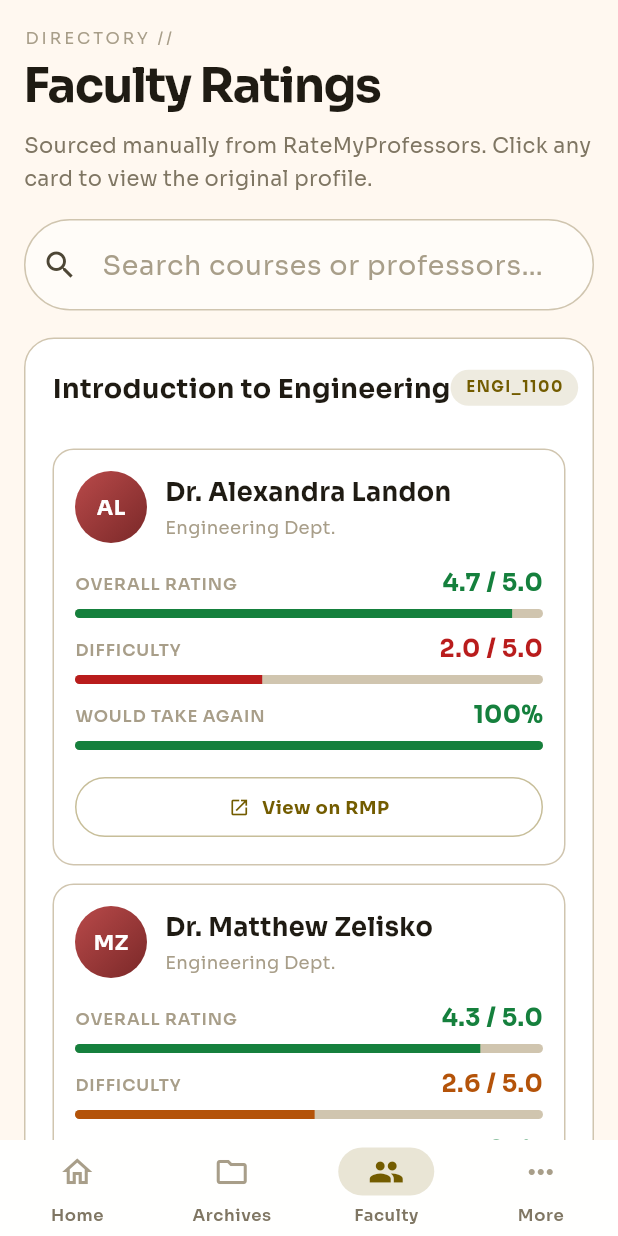
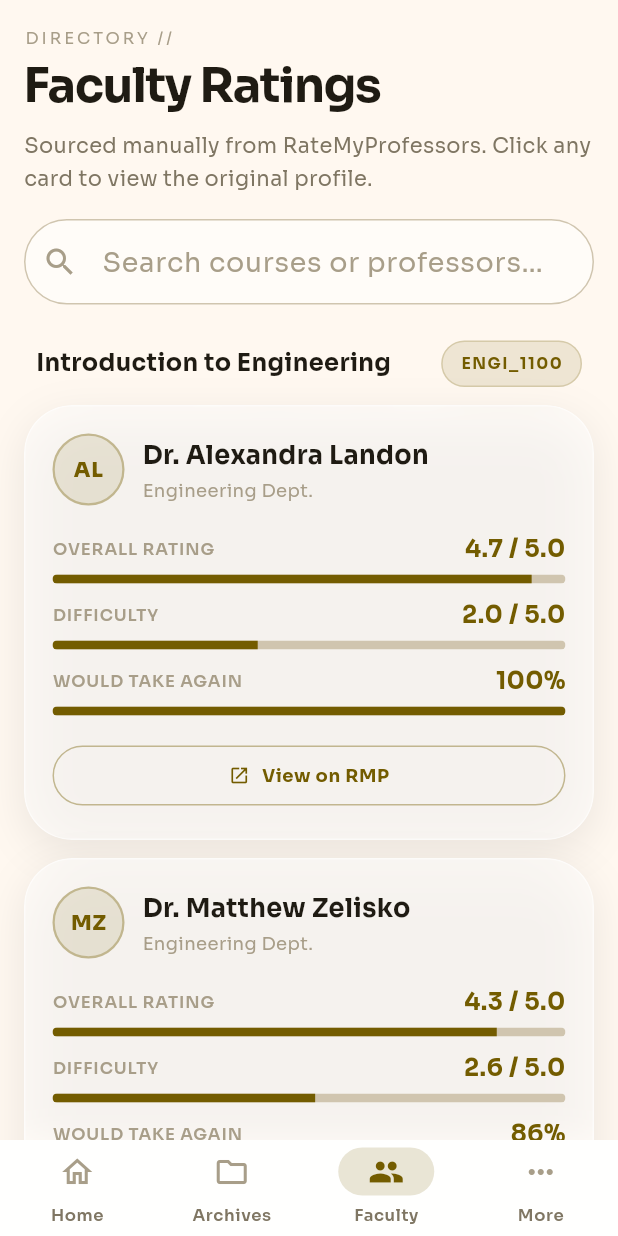
Before and after one commit to dreamingofu/ECEUH-MOBILE, a Flutter app: the screen it shows after launch, item 3 of the bottom bar chosen, on a phone screen of 412 x 824 dp. Run offline on Flutter 3.47's test engine with Material 3 defaults, Android fonts, the phone set to English and light mode, and no system bars; our stand-ins replace dio, go_router, google_fonts, share_plus, shared_preferences, webview_flutter.

Commit message:
Migrate faculty screen to Kinetic Luxe foundation
First consumer of the foundation layer (#4). Single-file change.

- _ProfRow → _ProfCard built on GlassCard (backdrop blur + translucent
  fill + white-alpha border + soft ambient shadow), one elevated card per
  professor rather than nested cards inside an outer course block.
- _CourseBlock → _CourseSection: course title + code chip now float above
  the cards as a slim header, no outer container — matches the design
  system's "elevation through glass + breathing room" guidance.
- Code chip → GlassChip (accent variant).
- Avatar: red gradient + white text → soft accent-tinted circle with bold
  gold initials. The red was a gold-anchored / no-mid-tone violation.
- Meter color: per-value green/orange/red _meterColor() → consolidated
  t.accent. Gold is the design system's only accent.
- SearchField widget replaces the ad-hoc TextField for the search input.
- Hardcoded paddings → Spacing.s1/s2/s3; pill border radius → Radii.pill.

https://claude.ai/code/session_01TvvFNjNguzYWhtTKNhy6gk

```diff
--- a/lib/screens/faculty_screen.dart
+++ b/lib/screens/faculty_screen.dart
@@ -2,9 +2,13 @@ import 'package:flutter/material.dart';
 import 'package:url_launcher/url_launcher.dart';
 
 import '../data/professors.dart';
+import '../design/tokens.dart';
 import '../models/professor.dart';
 import '../motion.dart';
 import '../theme.dart';
+import '../widgets/glass/glass_card.dart';
+import '../widgets/glass/glass_chip.dart';
+import '../widgets/search_field.dart';
 
 class FacultyScreen extends StatefulWidget {
   const FacultyScreen({super.key});
@@ -22,7 +26,6 @@ class _FacultyScreenState extends State<FacultyScreen> with SingleTickerProvider
   void initState() {
     super.initState();
     _ctrl = AnimationController(vsync: this, duration: Motion.enter)..forward();
-    // header (kicker, title, description) + search field
     _a = List.generate(2, (i) => Motion.stagger(_ctrl, i));
   }
 
@@ -52,14 +55,15 @@ class _FacultyScreenState extends State<FacultyScreen> with SingleTickerProvider
 
     return SafeArea(
       child: ListView(
-        padding: const EdgeInsets.fromLTRB(16, 16, 16, 24),
+        padding: const EdgeInsets.fromLTRB(Spacing.s2, Spacing.s2, Spacing.s2, Spacing.s3),
         children: [
           FadeSlide(
             animation: _a[0],
             child: Column(
               crossAxisAlignment: CrossAxisAlignment.start,
               children: [
-                Text('DIRECTORY //', style: TextStyle(color: t.textDim, fontFamily: t.mono, fontSize: 11, letterSpacing: 2)),
+                Text('DIRECTORY //',
+                  style: TextStyle(color: t.textDim, fontFamily: t.mono, fontSize: 11, letterSpacing: 2)),
                 const SizedBox(height: 6),
                 Text('Faculty Ratings',
                   style: TextStyle(fontFamily: t.serif, fontSize: 32, fontWeight: FontWeight.w700, height: 1.05, letterSpacing: -1, color: t.text)),
@@ -69,62 +73,61 @@ class _FacultyScreenState extends State<FacultyScreen> with SingleTickerProvider
               ],
             ),
           ),
-          const SizedBox(height: 16),
+          const SizedBox(height: Spacing.s2),
           FadeSlide(
             animation: _a[1],
-            child: TextField(
+            child: SearchField(
+              hint: 'Search courses or professors…',
               onChanged: (v) => setState(() => _query = v),
-              decoration: const InputDecoration(
-                prefixIcon: Icon(Icons.search),
-                hintText: 'Search courses or professors…',
-              ),
             ),
           ),
-          const SizedBox(height: 18),
-          for (final course in filtered) _CourseBlock(course: course),
+          const SizedBox(height: Spacing.s3),
+          for (final course in filtered) _CourseSection(course: course),
         ],
       ),
     );
   }
 }
 
-class _CourseBlock extends StatelessWidget {
-  const _CourseBlock({required this.course});
+/// A course header floating above its professor cards — no outer container.
+/// Removing the nested elevation lets each prof card read as its own glass
+/// surface against the scaffold, per the design system's "elevation through
+/// glass + breathing room" guidance.
+class _CourseSection extends StatelessWidget {
+  const _CourseSection({required this.course});
   final ProfessorCourse course;
 
   @override
   Widget build(BuildContext context) {
     final t = EceuhExtras.of(context);
-
     return TweenAnimationBuilder<double>(
       tween: Tween(begin: 0, end: 1),
       duration: Motion.mid,
       curve: Motion.std,
-      builder: (context, v, child) => Opacity(opacity: v, child: child),
-      child: Container(
-        margin: const EdgeInsets.only(bottom: 16),
-        decoration: BoxDecoration(
-          color: t.card,
-          borderRadius: BorderRadius.circular(20),
-          border: Border.all(color: t.border),
-        ),
-        padding: const EdgeInsets.all(18),
+      builder: (_, v, child) => Opacity(opacity: v, child: child),
+      child: Padding(
+        padding: const EdgeInsets.only(bottom: Spacing.s3),
         child: Column(
           crossAxisAlignment: CrossAxisAlignment.start,
           children: [
-            Row(
-              mainAxisAlignment: MainAxisAlignment.spaceBetween,
-              children: [
-                Text(course.title, style: TextStyle(fontFamily: t.serif, fontWeight: FontWeight.w700, fontSize: 18, color: t.text)),
-                Container(
-                  padding: const EdgeInsets.symmetric(horizontal: 10, vertical: 4),
-                  decoration: BoxDecoration(color: t.accent.withValues(alpha: 0.12), borderRadius: BorderRadius.circular(999)),
-                  child: Text(course.code.replaceAll(' ', '_'), style: TextStyle(fontFamily: t.mono, fontSize: 10, color: t.accent, fontWeight: FontWeight.w700, letterSpacing: 1)),
-                ),
-              ],
+            Padding(
+              padding: const EdgeInsets.symmetric(horizontal: Spacing.s1),
+              child: Row(
+                children: [
+                  Expanded(
+                    child: Text(course.title,
+                      style: TextStyle(fontFamily: t.serif, fontWeight: FontWeight.w700, fontSize: 16, color: t.text)),
+                  ),
+                  const SizedBox(width: Spacing.s1),
+                  GlassChip(label: course.code.replaceAll(' ', '_')),
+                ],
+              ),
             ),
-            const SizedBox(height: 14),
-            ...course.profs.map((p) => _ProfRow(p: p)),
+            const SizedBox(height: 12),
+            for (int i = 0; i < course.profs.length; i++) ...[
+              if (i > 0) const SizedBox(height: 12),
+              _ProfCard(p: course.profs[i]),
+            ],
           ],
         ),
       ),
@@ -132,44 +135,21 @@ class _CourseBlock extends StatelessWidget {
   }
 }
 
-class _ProfRow extends StatelessWidget {
-  const _ProfRow({required this.p});
+class _ProfCard extends StatelessWidget {
+  const _ProfCard({required this.p});
   final Professor p;
-
-  Color _meterColor(double? value, BuildContext ctx) {
-    if (value == null) return EceuhExtras.of(ctx).border;
-    if (value >= 4)   return const Color(0xFF15803D);
-    if (value >= 2.5) return const Color(0xFFB45309);
-    return const Color(0xFFB91C1C);
-  }
 
   @override
   Widget build(BuildContext context) {
     final t = EceuhExtras.of(context);
-    return Container(
-      margin: const EdgeInsets.only(top: 12),
-      padding: const EdgeInsets.all(14),
-      decoration: BoxDecoration(
-        color: t.overlay,
-        borderRadius: BorderRadius.circular(14),
-        border: Border.all(color: t.border),
-      ),
+    return GlassCard(
+      padding: const EdgeInsets.all(18),
+      elevation: AppElevation.soft,
       child: Column(
         crossAxisAlignment: CrossAxisAlignment.start,
         children: [
           Row(children: [
-            Container(
-              width: 48, height: 48,
-              decoration: BoxDecoration(
-                shape: BoxShape.circle,
-                gradient: LinearGradient(colors: [
-                  Theme.of(context).brightness == Brightness.dark ? const Color(0xFFFF6363) : const Color(0xFFB94A4A),
-                  const Color(0xFF7A2828),
-                ], begin: Alignment.topLeft, end: Alignment.bottomRight),
-              ),
-              alignment: Alignment.center,
-              child: Text(p.initials, style: TextStyle(fontFamily: t.serif, color: Colors.white, fontWeight: FontWeight.w700, fontSize: 14, letterSpacing: 0.4)),
-            ),
+            _AvatarChip(initials: p.initials),
             const SizedBox(width: 12),
             Expanded(
               child: Column(crossAxisAlignment: CrossAxisAlignment.start, children: [
@@ -179,19 +159,19 @@ class _ProfRow extends StatelessWidget {
             ),
           ]),
           if (p.hasRating) ...[
-            const SizedBox(height: 14),
-            _MeterRow(label: 'OVERALL RATING', value: '${p.overall!.toStringAsFixed(1)} / 5.0', meter: (p.overall ?? 0) / 5, color: _meterColor(p.overall, context)),
-            const SizedBox(height: 8),
-            _MeterRow(label: 'DIFFICULTY', value: '${p.difficulty?.toStringAsFixed(1) ?? '—'} / 5.0', meter: (p.difficulty ?? 0) / 5, color: _meterColor(p.difficulty, context)),
-            const SizedBox(height: 8),
-            _MeterRow(label: 'WOULD TAKE AGAIN', value: '${p.wouldTake ?? '—'}%', meter: (p.wouldTake ?? 0) / 100, color: const Color(0xFF15803D)),
+            const SizedBox(height: Spacing.s2),
+            _MeterRow(label: 'OVERALL RATING',   value: '${p.overall!.toStringAsFixed(1)} / 5.0',                   meter: (p.overall ?? 0) / 5),
+            const SizedBox(height: Spacing.s1),
+            _MeterRow(label: 'DIFFICULTY',       value: '${p.difficulty?.toStringAsFixed(1) ?? '—'} / 5.0',         meter: (p.difficulty ?? 0) / 5),
+            const SizedBox(height: Spacing.s1),
+            _MeterRow(label: 'WOULD TAKE AGAIN', value: '${p.wouldTake ?? '—'}%',                                   meter: (p.wouldTake ?? 0) / 100),
           ] else
             Padding(
               padding: const EdgeInsets.only(top: 12),
               child: Text('No ratings yet.', style: TextStyle(color: t.textDim, fontStyle: FontStyle.italic, fontSize: 12)),
             ),
           if (p.rmpUrl != null) ...[
-            const SizedBox(height: 14),
+            const SizedBox(height: Spacing.s2),
             SizedBox(
               width: double.infinity,
               child: OutlinedButton.icon(
@@ -207,11 +187,34 @@ class _ProfRow extends StatelessWidget {
   }
 }
 
+/// Soft accent-tinted circle with bold gold initials. Replaces the previous
+/// red-gradient avatar which violated the design system's gold-anchored,
+/// no-mid-tone palette rules.
+class _AvatarChip extends StatelessWidget {
+  const _AvatarChip({required this.initials});
+  final String initials;
+
+  @override
+  Widget build(BuildContext context) {
+    final t = EceuhExtras.of(context);
+    return Container(
+      width: 48, height: 48,
+      decoration: BoxDecoration(
+        shape: BoxShape.circle,
+        color: t.accent.withValues(alpha: 0.12),
+        border: Border.all(color: t.accent.withValues(alpha: 0.32), width: 1.5),
+      ),
+      alignment: Alignment.center,
+      child: Text(initials,
+        style: TextStyle(fontFamily: t.serif, color: t.accent, fontWeight: FontWeight.w800, fontSize: 14, letterSpacing: 0.6)),
+    );
+  }
+}
+
 class _MeterRow extends StatelessWidget {
-  const _MeterRow({required this.label, required this.value, required this.meter, required this.color});
+  const _MeterRow({required this.label, required this.value, required this.meter});
   final String label, value;
   final double meter;
-  final Color color;
 
   @override
   Widget build(BuildContext context) {
@@ -219,11 +222,11 @@ class _MeterRow extends StatelessWidget {
     return Column(crossAxisAlignment: CrossAxisAlignment.start, children: [
       Row(mainAxisAlignment: MainAxisAlignment.spaceBetween, children: [
         Text(label, style: TextStyle(color: t.textDim, fontSize: 11, letterSpacing: 0.6, fontWeight: FontWeight.w600)),
-        Text(value, style: TextStyle(color: color, fontFamily: t.mono, fontWeight: FontWeight.w700)),
+        Text(value, style: TextStyle(color: t.accent, fontFamily: t.mono, fontWeight: FontWeight.w700)),
       ]),
       const SizedBox(height: 4),
       ClipRRect(
-        borderRadius: BorderRadius.circular(999),
+        borderRadius: BorderRadius.circular(Radii.pill),
         child: TweenAnimationBuilder<double>(
           tween: Tween(begin: 0, end: meter.clamp(0, 1)),
           duration: const Duration(milliseconds: 900),
@@ -232,7 +235,7 @@ class _MeterRow extends StatelessWidget {
             value: v,
             minHeight: 6,
             backgroundColor: t.border,
-            valueColor: AlwaysStoppedAnimation(color),
+            valueColor: AlwaysStoppedAnimation(t.accent),
           ),
         ),
       ),
```
